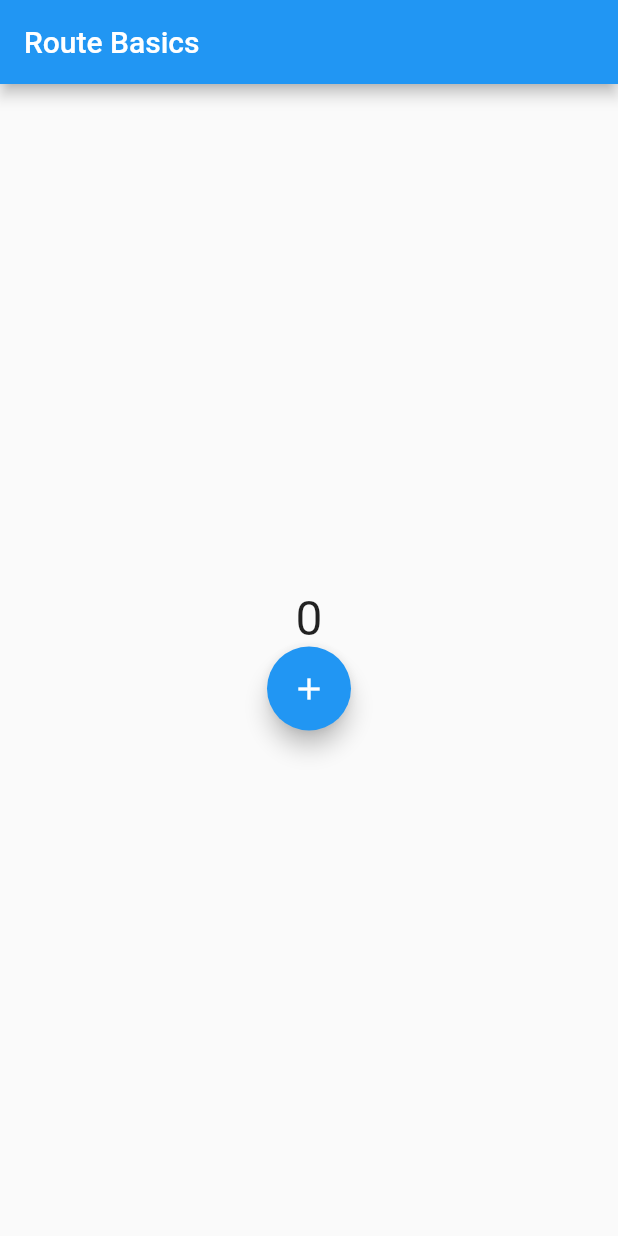
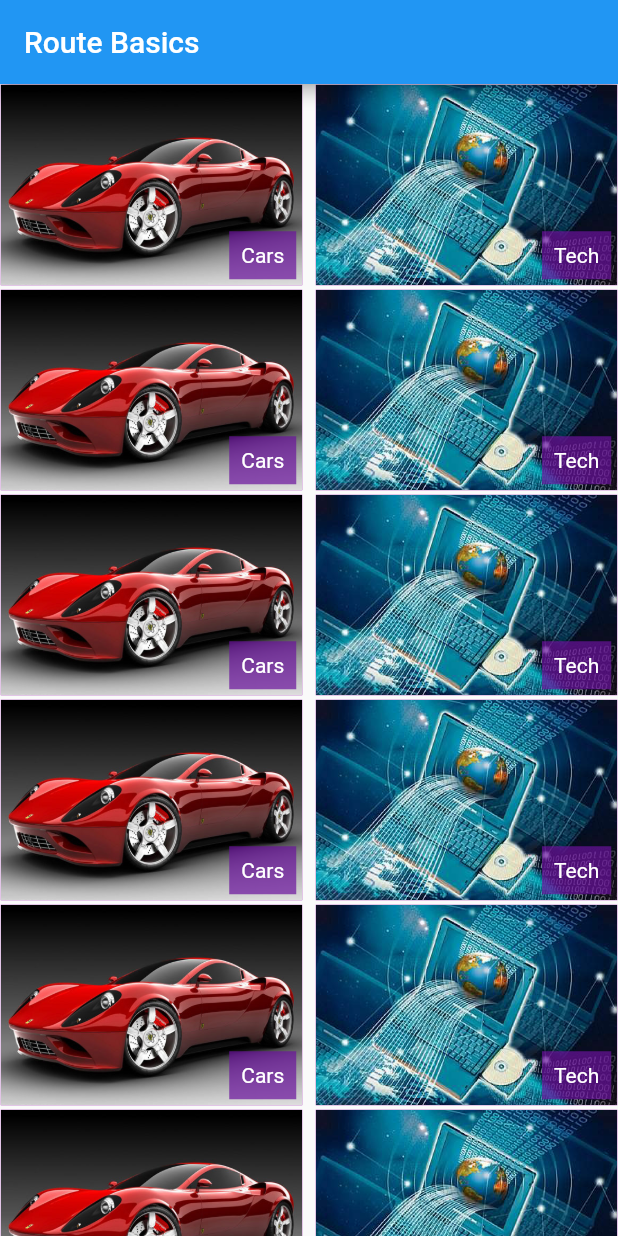
Before and after one commit to mohamednabiltraining/flutter-basics-Sat, a Flutter app: the screen it shows after launch, on a phone screen of 412 x 824 dp. Run offline on Flutter 3.47's test engine with Material 2 defaults, Android fonts, the phone set to English and light mode, and no system bars.

Commit message:
updated home widget

```diff
--- a/lib/CategoryItem.dart
+++ b/lib/CategoryItem.dart
@@ -1,35 +1,36 @@
 import 'package:flutter/material.dart';
+import 'package:flutter_basics_g_sat/ListviewScreen.dart';
 
 class CategoryItem extends StatelessWidget{
 
-  String title;
-  String imagePath;
-  CategoryItem(this.title,this.imagePath);
+  Category category;
+  CategoryItem(this.category);
   @override
   Widget build(BuildContext context) {
     return
-      Expanded(
-      child: Container(
+      Container(
         margin: EdgeInsets.all(.5),
+        color: Colors.purple,
         child: (
         Stack(
           alignment: AlignmentDirectional.bottomEnd,
           children: [
-            Image.asset(imagePath,height: 120,width: double.infinity,
+            Image.asset(category.image,
+              height: double.infinity,
+              width: double.infinity,
             fit: BoxFit.fill,),
           Container(
             color: Color.fromRGBO(
             106, 18, 157, 0.7019607843137254),
             margin: EdgeInsets.all(4),
             padding: const EdgeInsets.all(8.0),
-            child: Text(title,style: TextStyle(color: Colors.white,),
+            child: Text(category.title,style: TextStyle(color: Colors.white,),
             ),
           )
           ],
         )
         ),
-      ),
-    );
+      );
   }
 
 }
--- /dev/null
+++ b/lib/GridViewScreen.dart
@@ -0,0 +1,56 @@
+import 'package:flutter/material.dart';
+import 'package:flutter_basics_g_sat/CategoryItem.dart';
+
+import 'ListviewScreen.dart';
+
+class GridViewScreen extends StatelessWidget{
+  List<Category> items = [
+    Category('Cars', 'assets/images/cars.jpg'),
+    Category('Tech','assets/images/tech.jpg'),
+    Category('Cars', 'assets/images/cars.jpg'),
+    Category('Tech','assets/images/tech.jpg'),
+    Category('Cars', 'assets/images/cars.jpg'),
+    Category('Tech','assets/images/tech.jpg'),
+    Category('Cars', 'assets/images/cars.jpg'),
+    Category('Tech','assets/images/tech.jpg'),
+    Category('Cars', 'assets/images/cars.jpg'),
+    Category('Tech','assets/images/tech.jpg'),
+    Category('Cars', 'assets/images/cars.jpg'),
+    Category('Tech','assets/images/tech.jpg'),
+    Category('Cars', 'assets/images/cars.jpg'),
+    Category('Tech','assets/images/tech.jpg'),
+    Category('Cars', 'assets/images/cars.jpg'),
+    Category('Tech','assets/images/tech.jpg'),
+    Category('Cars', 'assets/images/cars.jpg'),
+    Category('Tech','assets/images/tech.jpg'),
+    Category('Cars', 'assets/images/cars.jpg'),
+    Category('Tech','assets/images/tech.jpg'),
+    Category('Cars', 'assets/images/cars.jpg'),
+    Category('Tech','assets/images/tech.jpg'),
+    Category('Cars', 'assets/images/cars.jpg'),
+    Category('Tech','assets/images/tech.jpg'),
+    Category('Cars', 'assets/images/cars.jpg'),
+    Category('Tech','assets/images/tech.jpg'),
+    Category('Cars', 'assets/images/cars.jpg'),
+    Category('Tech','assets/images/tech.jpg'),
+    Category('Cars', 'assets/images/cars.jpg'),
+    Category('Tech','assets/images/tech.jpg'),
+    Category('Cars', 'assets/images/cars.jpg'),
+    Category('Tech','assets/images/tech.jpg'),
+    Category('Cars', 'assets/images/cars.jpg'),
+    Category('Tech','assets/images/tech.jpg'),
+  ];
+  @override
+  Widget build(BuildContext context) {
+    return GridView.builder(gridDelegate:
+    SliverGridDelegateWithFixedCrossAxisCount(
+      crossAxisCount: 2,
+      mainAxisSpacing: 2,
+      crossAxisSpacing: 8,
+      childAspectRatio: 3/2
+    ),
+        itemBuilder: (BuildContext context,int index){
+      return CategoryItem(items[index]);
+        });
+  }
+}
--- /dev/null
+++ b/lib/ListviewScreen.dart
@@ -0,0 +1,56 @@
+import 'package:flutter/material.dart';
+import 'package:flutter_basics_g_sat/CategoryItem.dart';
+
+class ListViewScreen extends StatelessWidget{
+  List<Category> items = [
+    Category('Cars', 'assets/images/cars.jpg'),
+    Category('Tech','assets/images/tech.jpg'),
+    Category('Cars', 'assets/images/cars.jpg'),
+    Category('Tech','assets/images/tech.jpg'),
+    Category('Cars', 'assets/images/cars.jpg'),
+    Category('Tech','assets/images/tech.jpg'),
+    Category('Cars', 'assets/images/cars.jpg'),
+    Category('Tech','assets/images/tech.jpg'),
+    Category('Cars', 'assets/images/cars.jpg'),
+    Category('Tech','assets/images/tech.jpg'),
+    Category('Cars', 'assets/images/cars.jpg'),
+    Category('Tech','assets/images/tech.jpg'),
+    Category('Cars', 'assets/images/cars.jpg'),
+    Category('Tech','assets/images/tech.jpg'),
+    Category('Cars', 'assets/images/cars.jpg'),
+    Category('Tech','assets/images/tech.jpg'),
+    Category('Cars', 'assets/images/cars.jpg'),
+    Category('Tech','assets/images/tech.jpg'),
+    Category('Cars', 'assets/images/cars.jpg'),
+    Category('Tech','assets/images/tech.jpg'),
+    Category('Cars', 'assets/images/cars.jpg'),
+    Category('Tech','assets/images/tech.jpg'),
+    Category('Cars', 'assets/images/cars.jpg'),
+    Category('Tech','assets/images/tech.jpg'),
+    Category('Cars', 'assets/images/cars.jpg'),
+    Category('Tech','assets/images/tech.jpg'),
+    Category('Cars', 'assets/images/cars.jpg'),
+    Category('Tech','assets/images/tech.jpg'),
+    Category('Cars', 'assets/images/cars.jpg'),
+    Category('Tech','assets/images/tech.jpg'),
+    Category('Cars', 'assets/images/cars.jpg'),
+    Category('Tech','assets/images/tech.jpg'),
+    Category('Cars', 'assets/images/cars.jpg'),
+    Category('Tech','assets/images/tech.jpg'),
+  ];
+  @override
+  Widget build(BuildContext context) {
+    return ListView.builder(
+      itemCount: items.length,
+        itemBuilder: (BuildContext context,int index){
+        return CategoryItem(items[index]);
+        }
+    );
+  }
+}
+
+class Category{
+  String title;
+  String image;
+  Category(this.title,this.image);
+}
--- a/lib/main.dart
+++ b/lib/main.dart
@@ -1,6 +1,8 @@
 import 'package:flutter/material.dart';
 import 'package:flutter_basics_g_sat/CategoryItem.dart';
 import 'package:flutter_basics_g_sat/CategoryTitleItem.dart';
+import 'package:flutter_basics_g_sat/GridViewScreen.dart';
+import 'package:flutter_basics_g_sat/ListviewScreen.dart';
 import 'package:flutter_basics_g_sat/SimpleCounter.dart';
 import 'package:flutter_basics_g_sat/calculator/Calculator.dart';
 
@@ -15,7 +17,7 @@ class MyApplication extends StatelessWidget{
     home: Scaffold(
       appBar: AppBar(title: Text('Route Basics'),) ,
      // body:SimpleCounterWidget()
-      body:SimpleCounterWidget()
+      body: GridViewScreen()
     ),
     );
   }
```
